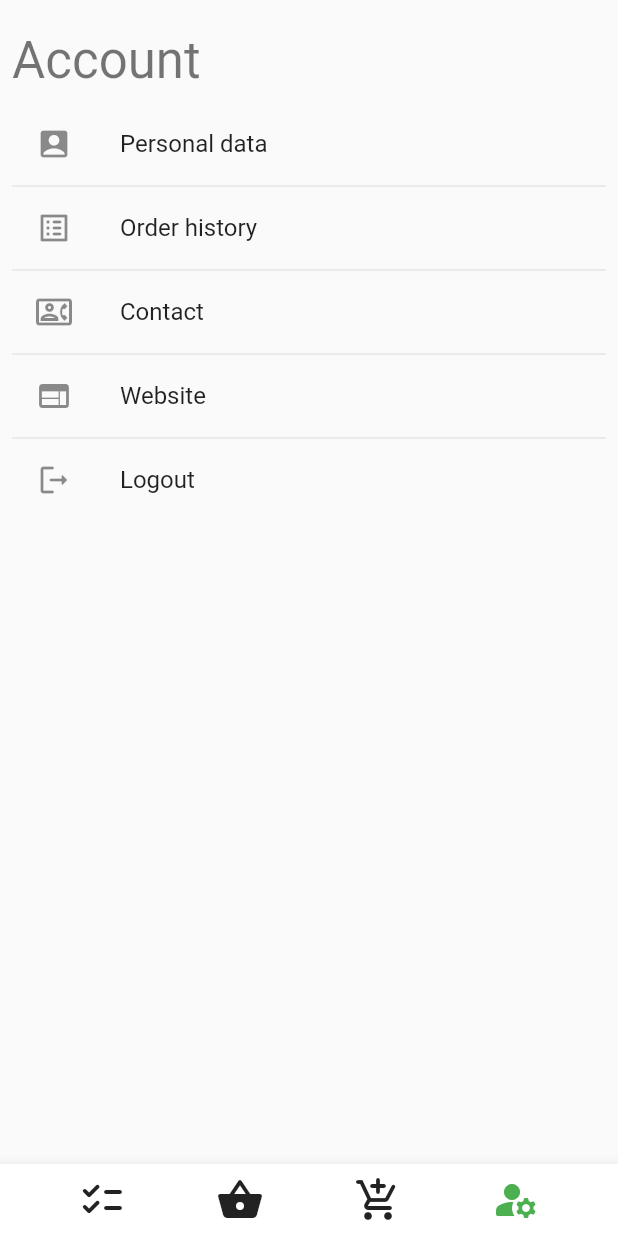
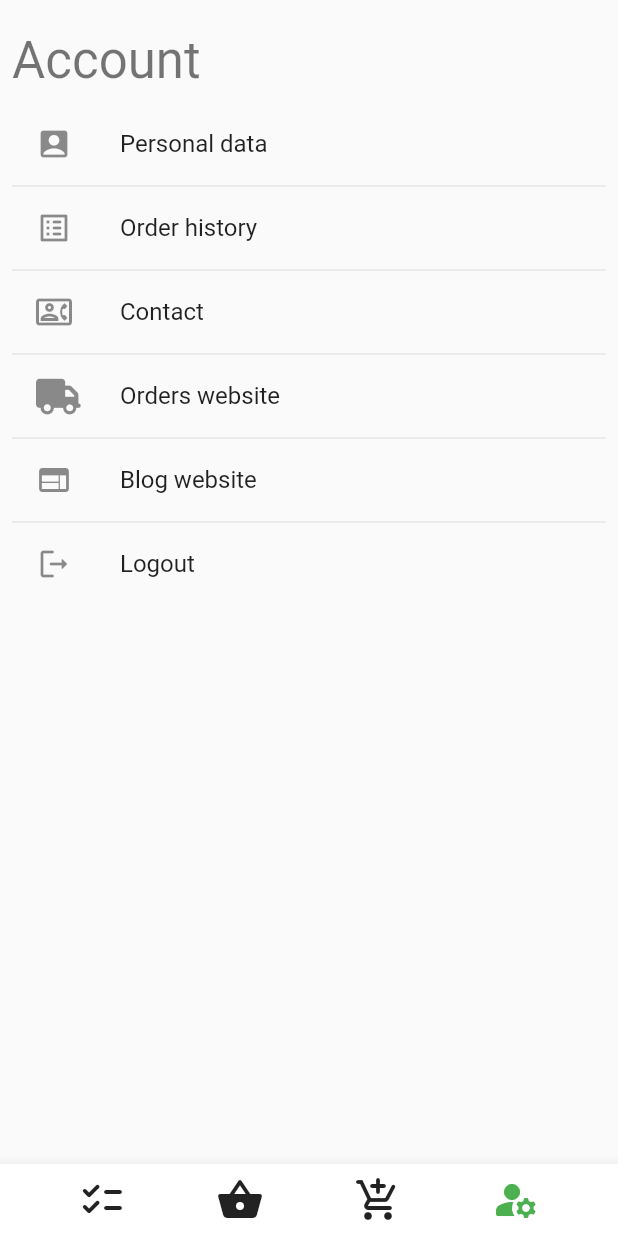
Before and after one commit to yeniel/ecosecha_flutter, a Flutter app: the HomeView screen opened directly, item 4 of the bottom bar chosen, on a phone screen of 412 x 824 dp. Run offline on Flutter 3.47's test engine with Material 2 defaults, Android fonts, the light colour scheme and no system bars; drawn by our look-alikes of auto_size_text; our stand-ins replace bloc, cached_network_image, equatable, flutter_bloc, font_awesome_flutter, formz and 1 more; accounts and stored records are empty; generated files the repository leaves out were written again; project files that could hold a hidden picture were left out.

Commit message:
Account page

```diff
--- a/lib/data/mappers/mappers.dart
+++ b/lib/data/mappers/mappers.dart
@@ -26,7 +26,7 @@ class Mappers {
         address: address.trim(),
         name: companyDto.name.trim(),
         phone: companyDto.phone.trim(),
-        webUrl: companyDto.webUrl.trim(),
+        ordersWebUrl: companyDto.webUrl.trim().replaceAll('www.', ''),
       );
     } else {
       return null;
--- a/lib/domain/models/company.dart
+++ b/lib/domain/models/company.dart
@@ -1,7 +1,7 @@
 import 'package:equatable/equatable.dart';
 
 class Company extends Equatable {
-  const Company({this.blogUrl, this.cif, this.email, this.address, this.name, this.phone, this.webUrl});
+  const Company({this.blogUrl, this.cif, this.email, this.address, this.name, this.phone, this.ordersWebUrl});
 
   final String? blogUrl;
   final String? cif;
@@ -9,7 +9,7 @@ class Company extends Equatable {
   final String? address;
   final String? name;
   final String? phone;
-  final String? webUrl;
+  final String? ordersWebUrl;
 
   static const empty = Company();
 
--- a/lib/l10n/app_en.arb
+++ b/lib/l10n/app_en.arb
@@ -20,7 +20,8 @@
   "personal_data": "personal data",
   "order_history": "order history",
   "contact": "contact",
-  "web": "website",
+  "web_orders": "orders website",
+  "blog_website": "blog website",
   "logout": "logout",
   "invalid_credentials_error": "Invalid credentials",
   "name": "name",
--- a/lib/l10n/app_es.arb
+++ b/lib/l10n/app_es.arb
@@ -20,7 +20,8 @@
   "personal_data": "datos personales",
   "order_history": "pedidos anteriores",
   "contact": "contacto",
-  "web": "página web",
+  "web_orders": "página de pedidos",
+  "blog_website": "blog",
   "logout": "salir",
   "invalid_credentials_error": "Usuario y contraseña no válidos",
   "name": "nombre",
--- a/lib/presentation/account/bloc/account_bloc.dart
+++ b/lib/presentation/account/bloc/account_bloc.dart
@@ -1,20 +1,28 @@
 import 'package:bloc/bloc.dart';
 import 'package:ecosecha_flutter/data/data.dart';
-import 'package:ecosecha_flutter/domain/domain.dart';
 import 'package:equatable/equatable.dart';
 
 part 'account_event.dart';
-
 part 'account_state.dart';
 
 class AccountBloc extends Bloc<AccountEvent, AccountState> {
-  AccountBloc({required AuthRepository authRepository})
-      : _authRepository = authRepository,
+  AccountBloc({required AuthRepository authRepository, required Repository repository})
+      : _authRepository = authRepository, _repository = repository,
         super(const AccountState()) {
+    on<AccountInitEvent>(_onAccountInitEvent);
     on<AccountLogoutEvent>(_onAccountLogoutEvent);
   }
 
   final AuthRepository _authRepository;
+  final Repository _repository;
+
+  void _onAccountInitEvent(AccountInitEvent event, Emitter<AccountState> emit) {
+    var company = _repository.company;
+
+    if (company != null) {
+      emit(state.copyWith(ordersWebUrl: company.ordersWebUrl, blogUrl: company.blogUrl));
+    }
+  }
 
   // void _onAccountInfoRequestedEvent(AccountInfoRequestedEvent event, Emitter<AccountState> emit) {
   //   var orderHistory = _repository.orderHistory;
--- a/lib/presentation/account/bloc/account_event.dart
+++ b/lib/presentation/account/bloc/account_event.dart
@@ -2,6 +2,13 @@ part of 'account_bloc.dart';
 
 abstract class AccountEvent extends Equatable {
   const AccountEvent();
+}
+
+class AccountInitEvent extends AccountEvent {
+  const AccountInitEvent();
+
+  @override
+  List<Object?> get props => [];
 }
 
 class AccountLogoutEvent extends AccountEvent {
--- a/lib/presentation/account/bloc/account_state.dart
+++ b/lib/presentation/account/bloc/account_state.dart
@@ -1,14 +1,15 @@
 part of 'account_bloc.dart';
 
 class AccountState extends Equatable {
-  const AccountState({this.orderHistory = const []});
+  const AccountState({this.ordersWebUrl = '', this.blogUrl = ''});
 
-  final List<Order> orderHistory;
+  final String ordersWebUrl;
+  final String blogUrl;
 
-  AccountState copyWith({required List<Order> orderHistory}) {
-    return AccountState(orderHistory: orderHistory);
+  AccountState copyWith({required ordersWebUrl, required blogUrl}) {
+    return AccountState(ordersWebUrl: ordersWebUrl, blogUrl: blogUrl);
   }
 
   @override
-  List<Object> get props => [orderHistory];
+  List<Object> get props => [ordersWebUrl, blogUrl];
 }
--- a/lib/presentation/account/view/account_page.dart
+++ b/lib/presentation/account/view/account_page.dart
@@ -8,6 +8,7 @@ import 'package:ecosecha_flutter/presentation/widgets/header.dart';
 import 'package:flutter/material.dart';
 import 'package:flutter_bloc/flutter_bloc.dart';
 import 'package:flutter_gen/gen_l10n/app_localizations.dart';
+import 'package:font_awesome_flutter/font_awesome_flutter.dart';
 import 'package:url_launcher/url_launcher.dart';
 
 class AccountPage extends StatelessWidget {
@@ -20,7 +21,7 @@ class AccountPage extends StatelessWidget {
   @override
   Widget build(BuildContext context) {
     return BlocProvider(
-      create: (_) => AccountBloc(authRepository: context.read<AuthRepository>()),
+      create: (_) => AccountBloc(authRepository: context.read<AuthRepository>(), repository: context.read<Repository>())..add(const AccountInitEvent()),
       child: const AccountView(),
     );
   }
@@ -59,10 +60,19 @@ class AccountView extends StatelessWidget {
                     onTap: () => Navigator.of(context).push(ContactPage.route()),
                   ),
                   ListTile(
+                    leading: const FaIcon(FontAwesomeIcons.truck, size: 24),
+                    title: Text(S.web_orders.capitalizeSentence),
+                    onTap: () {
+                      final _url = Uri.parse(state.ordersWebUrl);
+
+                      launchUrl(_url);
+                    },
+                  ),
+                  ListTile(
                     leading: const Icon(Icons.web),
-                    title: Text(S.web.capitalizeSentence),
+                    title: Text(S.blog_website.capitalizeSentence),
                     onTap: () {
-                      final _url = Uri.parse('https://ecosecha.blogspot.com');
+                      final _url = Uri.parse(state.blogUrl);
 
                       launchUrl(_url);
                     },
```
